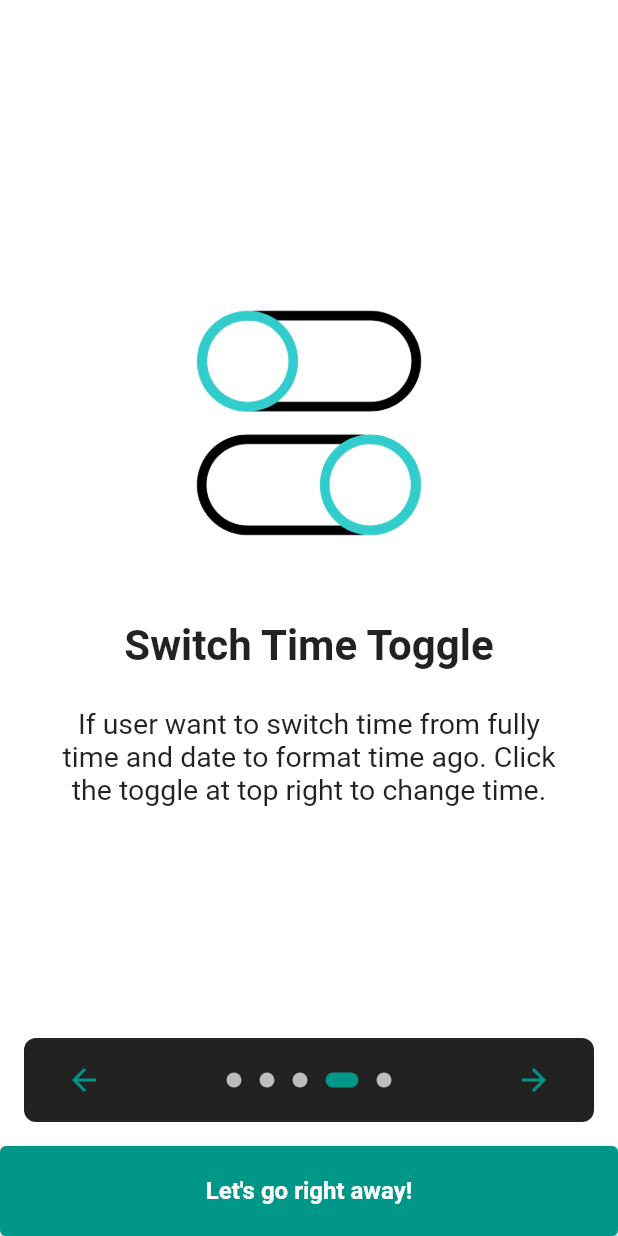
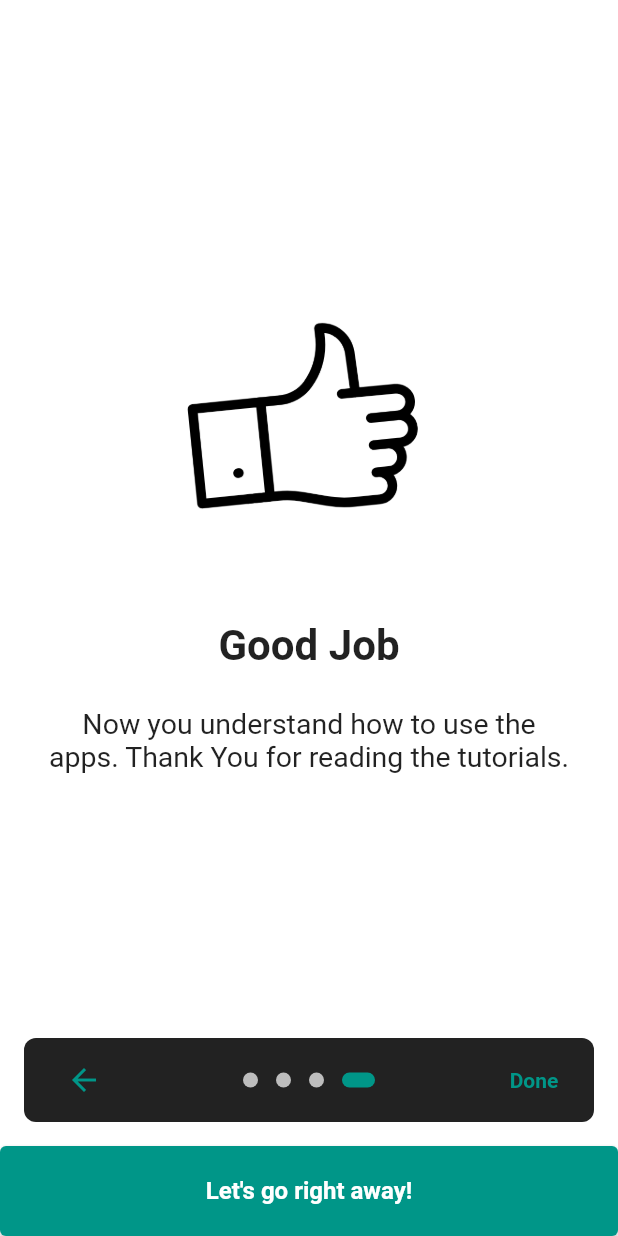
Before and after one commit to AfiqHarith20/Profile-Listing, a Flutter app: the screen it shows after launch, swiped to page 4, on a phone screen of 412 x 824 dp. Run offline on Flutter 3.47's test engine with Material 2 defaults, Android fonts, the phone set to English and light mode, and no system bars; drawn by our look-alikes of introduction_screen; our stand-ins replace flutter_slidable, image_picker, share_plus, shared_preferences; accounts and stored records are empty.

Commit message:
Update main.dart

```diff
--- a/lib/main.dart
+++ b/lib/main.dart
@@ -119,13 +119,6 @@ class _OnBoardingPageState extends State<OnBoardingPage> {
           decoration: pageDecoration,
         ),
         PageViewModel(
-          title: "Switch Time Toggle",
-          body:
-              "If user want to switch time from fully time and date to format time ago. Click the toggle at top right to change time.",
-          image: _buildImage('controls.gif'),
-          decoration: pageDecoration,
-        ),
-        PageViewModel(
           title: "Good Job",
           body:
               "Now you understand how to use the apps. Thank You for reading the tutorials.",
```
